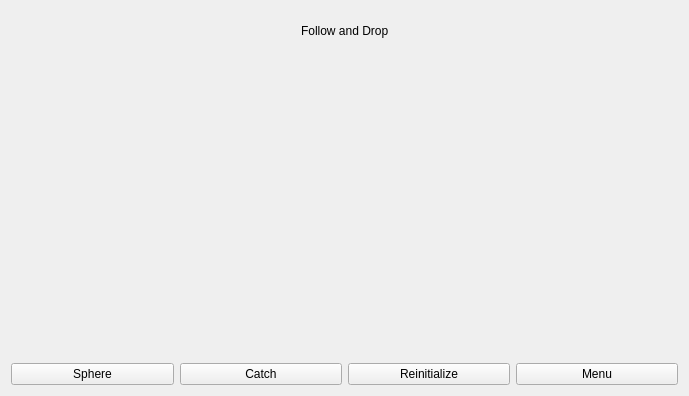
Val17/followAndDrop, file FollowAndDrop/gamewidget.ui: the form before one commit.
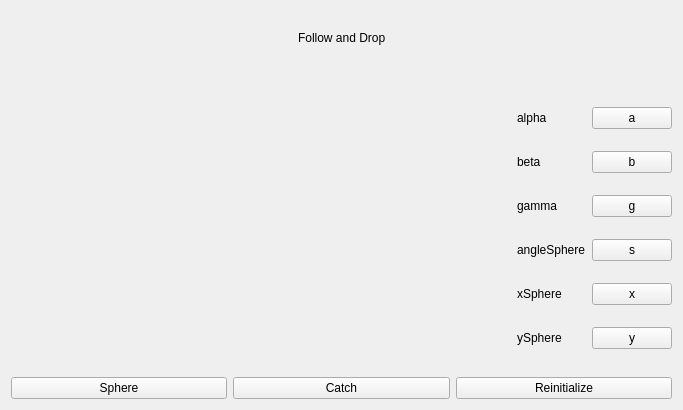
The form after the commit. Custom widgets are drawn as their Qt base class.

Diff of the .ui file:
```diff
--- a/FollowAndDrop/gamewidget.ui
+++ b/FollowAndDrop/gamewidget.ui
@@ -6,13 +6,15 @@
    <rect>
     <x>0</x>
     <y>0</y>
-    <width>689</width>
-    <height>396</height>
+    <width>678</width>
+    <height>410</height>
    </rect>
   </property>
   <property name="windowTitle">
    <string>Game</string>
   </property>
+  <layout class="QVBoxLayout" name="verticalLayout_3">
+   <item>
   <layout class="QVBoxLayout" name="verticalLayout_2">
    <item>
     <layout class="QHBoxLayout" name="horizontalLayout_8">
@@ -52,9 +54,7 @@
     </layout>
    </item>
    <item>
-    <layout class="QHBoxLayout" name="horizontalLayout_11">
-     <item>
-      <layout class="QHBoxLayout" name="horizontalLayout_10">
+      <layout class="QHBoxLayout" name="horizontalLayout_5">
        <item>
         <spacer name="horizontalSpacer_8">
          <property name="orientation">
@@ -84,6 +84,8 @@
          </property>
         </widget>
        </item>
+       <item>
+        <layout class="QVBoxLayout" name="verticalLayout">
        <item>
         <spacer name="horizontalSpacer_7">
          <property name="orientation">
@@ -97,12 +99,118 @@
          </property>
         </spacer>
        </item>
-      </layout>
-     </item>
+         <item>
+          <layout class="QHBoxLayout" name="horizontalLayout_2">
+           <item>
+            <widget class="QLabel" name="labelAlpha">
+             <property name="text">
+              <string>alpha</string>
+             </property>
+            </widget>
+           </item>
+           <item>
+            <widget class="QPushButton" name="buttonA">
+             <property name="text">
+              <string>a</string>
+             </property>
+            </widget>
+           </item>
+          </layout>
+         </item>
+         <item>
+          <layout class="QHBoxLayout" name="horizontalLayout_4">
+           <item>
+            <widget class="QLabel" name="labelBeta">
+             <property name="text">
+              <string>beta</string>
+             </property>
+            </widget>
+           </item>
+           <item>
+            <widget class="QPushButton" name="buttonB">
+             <property name="text">
+              <string>b</string>
+             </property>
+            </widget>
+           </item>
     </layout>
    </item>
    <item>
-    <layout class="QHBoxLayout" name="horizontalLayout_6">
+          <layout class="QHBoxLayout" name="horizontalLayout_3">
+           <item>
+            <widget class="QLabel" name="labelGamma">
+             <property name="text">
+              <string>gamma</string>
+             </property>
+            </widget>
+           </item>
+           <item>
+            <widget class="QPushButton" name="buttonG">
+             <property name="text">
+              <string>g</string>
+             </property>
+            </widget>
+           </item>
+          </layout>
+         </item>
+         <item>
+          <layout class="QHBoxLayout" name="horizontalLayout_7">
+           <item>
+            <widget class="QLabel" name="labelAngleSphere">
+             <property name="text">
+              <string>angleSphere</string>
+             </property>
+            </widget>
+           </item>
+           <item>
+            <widget class="QPushButton" name="buttonS">
+             <property name="text">
+              <string>s</string>
+             </property>
+            </widget>
+           </item>
+          </layout>
+         </item>
+         <item>
+          <layout class="QHBoxLayout" name="horizontalLayout_9">
+           <item>
+            <widget class="QLabel" name="labelXSphere">
+             <property name="text">
+              <string>xSphere</string>
+             </property>
+            </widget>
+           </item>
+           <item>
+            <widget class="QPushButton" name="buttonXSphere">
+             <property name="text">
+              <string>x</string>
+             </property>
+            </widget>
+           </item>
+          </layout>
+         </item>
+         <item>
+          <layout class="QHBoxLayout" name="horizontalLayout_10">
+           <item>
+            <widget class="QLabel" name="labelYSphere">
+             <property name="text">
+              <string>ySphere</string>
+             </property>
+            </widget>
+           </item>
+           <item>
+            <widget class="QPushButton" name="buttonYSphere">
+             <property name="text">
+              <string>y</string>
+             </property>
+            </widget>
+           </item>
+          </layout>
+         </item>
+        </layout>
+       </item>
+      </layout>
+     </item>
      <item>
       <layout class="QHBoxLayout" name="horizontalLayout">
        <item>
@@ -122,10 +230,6 @@
          </property>
         </widget>
        </item>
-      </layout>
-     </item>
-     <item>
-      <layout class="QHBoxLayout" name="horizontalLayout_5">
        <item>
         <widget class="QPushButton" name="reinitializeButton">
          <property name="text">
@@ -133,13 +237,6 @@
          </property>
         </widget>
        </item>
-       <item>
-        <widget class="QPushButton" name="menuButton">
-         <property name="text">
-          <string>Menu</string>
-         </property>
-        </widget>
-       </item>
       </layout>
      </item>
     </layout>
```
Left out of the diff: 11 changed lines with no effect on the pictures. Lines whose indentation alone changed are shown as unchanged.
